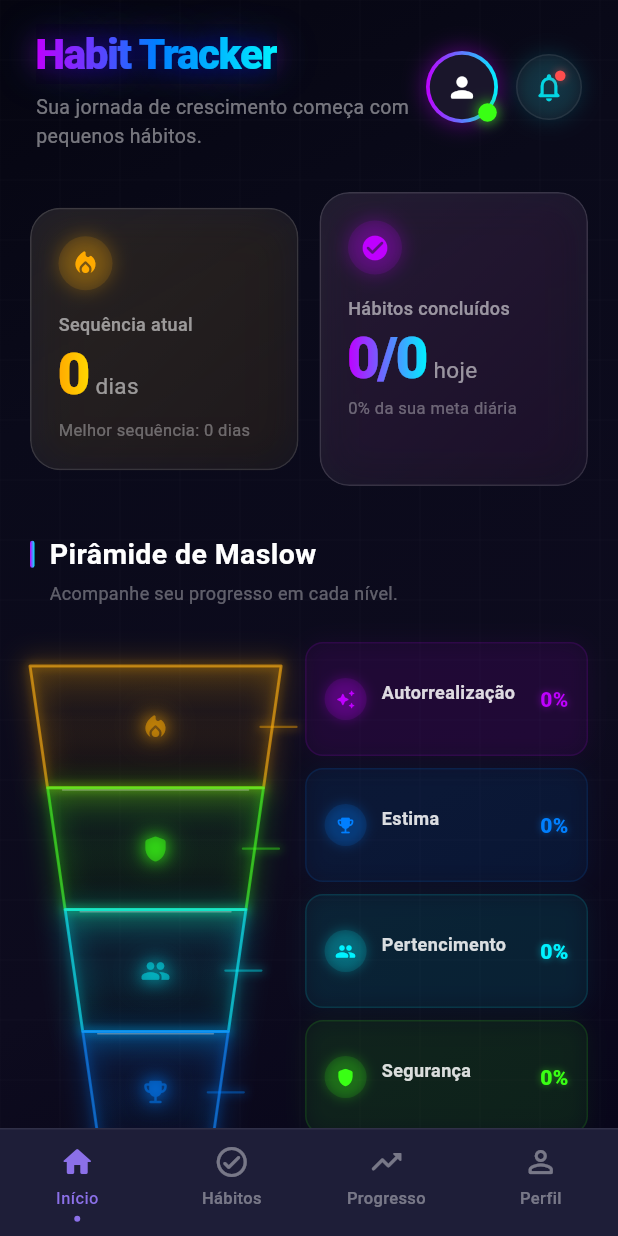
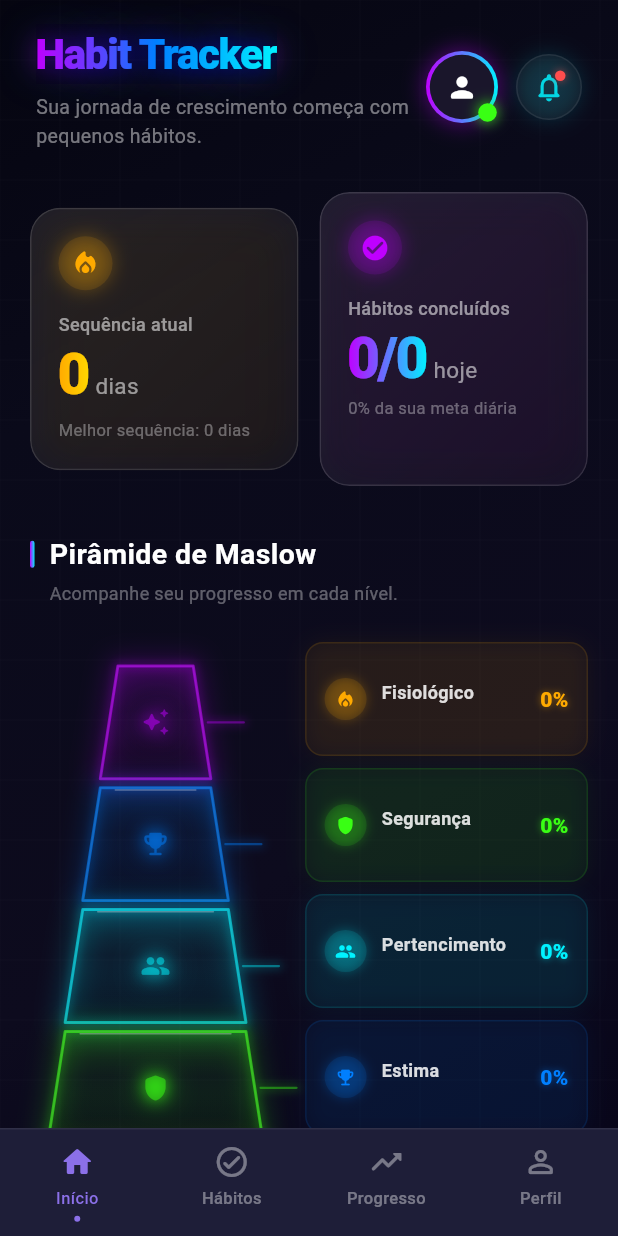
Before and after one commit to Samfred-hld/Repositorio-Lovitz-Publico, a Flutter app: the screen it shows once a user with an empty profile is signed in, on a phone screen of 412 x 824 dp. Run offline on Flutter 3.47's test engine with Material 3 defaults, Android fonts, the phone set to English and light mode, and no system bars; our stand-ins replace fl_chart, supabase_flutter; accounts and stored records are empty.

Commit message:
fix: pirâmide correta (base embaixo) + atualização em tempo real
Pirâmide:
- Cores reordenadas: Autorrealização (topo/purple) → Fisiológico (base/orange)
- Boundary widths: 30% (apex) → 100% (base)
- Desenho de cima para baixo: i=0=narrow(top), i=4=wide(base)
- Ícones e nomes alinhados com a ordem visual

Tempo real:
- DashboardScreen.refresh() — callback estático para refresh
- habits_screen chama DashboardScreen.refresh() ao criar hábito
- habits_screen chama DashboardScreen.refresh() ao voltar de detail
- Dashboard registra/desregistra instância em initState/dispose

```diff
--- a/lib/screens/dashboard_screen.dart
+++ b/lib/screens/dashboard_screen.dart
@@ -10,16 +10,24 @@ import '../models/habit.dart';
 class DashboardScreen extends StatefulWidget {
   const DashboardScreen({super.key});
 
+  /// Call this to refresh dashboard data (e.g. after creating a habit)
+  static _DashboardScreenState? _instance;
+
+  static void refresh() {
+    _instance?._loadData();
+  }
+
   @override
   State<DashboardScreen> createState() => _DashboardScreenState();
 }
 
 class _DashboardScreenState extends State<DashboardScreen>
-    with TickerProviderStateMixin {
+    with TickerProviderStateMixin, WidgetsBindingObserver {
   final _api = ApiService();
   List<Habit> _habits = [];
   Map<String, dynamic> _stats = {};
   bool _loading = true;
+  bool _needsRefresh = false;
 
   late final AnimationController _fadeController;
   late final AnimationController _streakController;
@@ -55,11 +63,13 @@ class _DashboardScreenState extends State<DashboardScreen>
     });
 
     _fadeController.forward();
+    DashboardScreen._instance = this;
     _loadData();
   }
 
   @override
   void dispose() {
+    DashboardScreen._instance = null;
     _fadeController.dispose();
     _streakController.dispose();
     _completedController.dispose();
@@ -124,25 +134,25 @@ class _DashboardScreenState extends State<DashboardScreen>
   static const _neonGreen = Color(0xFF39FF14);
 
   static const _maslowColors = [
-    Color(0xFFFFAA00), // Fisiológico
+    Color(0xFFBF00FF), // Autorrealização (top)
+    Color(0xFF007FFF), // Estima
+    Color(0xFF00F2FF), // Pertencimento
     Color(0xFF39FF14), // Segurança
-    Color(0xFF00F2FF), // Pertencimento
-    Color(0xFF007FFF), // Estima
-    Color(0xFFBF00FF), // Autorrealização
+    Color(0xFFFFAA00), // Fisiológico (base)
   ];
   static const _maslowIcons = [
-    Icons.local_fire_department_rounded,
-    Icons.shield_rounded,
-    Icons.people_rounded,
-    Icons.emoji_events_rounded,
-    Icons.auto_awesome_rounded,
+    Icons.auto_awesome_rounded, // Autorrealização
+    Icons.emoji_events_rounded, // Estima
+    Icons.people_rounded, // Pertencimento
+    Icons.shield_rounded, // Segurança
+    Icons.local_fire_department_rounded, // Fisiológico
   ];
   static const _maslowNames = [
+    'Autorrealização',
+    'Estima',
+    'Pertencimento',
+    'Segurança',
     'Fisiológico',
-    'Segurança',
-    'Pertencimento',
-    'Estima',
-    'Autorrealização',
   ];
 
   // ============================================================
@@ -942,39 +952,33 @@ class _MaslowPyramidPainter extends CustomPainter {
     final startY = 20.0;
     final cx = size.width / 2;
 
-    // Compute shared boundary widths (6 boundaries for 5 levels)
-    // base=100% → top=30% — dramatic taper
+    // Boundary widths: top (narrow) → bottom (wide)
+    // boundaryWidths[0] = apex, boundaryWidths[5] = base
     final boundaryWidths = List.generate(n + 1, (i) {
-      return size.width * (1.0 - (i / n) * 0.70);
+      return size.width * (0.30 + (i / n) * 0.70);
     });
 
-    // Compute Y positions for each boundary
-    final boundaryYs = List.generate(n + 1, (i) {
-      return startY + i * (levelH + gap);
-    });
-
+    // Draw from TOP to BOTTOM (apex first, base last)
+    // i=0 = apex (narrowest), i=4 = base (widest)
     for (int i = 0; i < n; i++) {
       final color = colors[i];
 
-      // Animation: each level fades in with delay
+      // Animate top first, bottom last
       final lp =
           ((progress - i * 0.08).clamp(0.0, 0.7) / 0.7).clamp(0.0, 1.0);
       if (lp <= 0) continue;
 
-      // Shared widths — bottom of this level = top of next level
       final topW = boundaryWidths[i] * lp;
       final botW = boundaryWidths[i + 1] * lp;
 
-      final yTop = boundaryYs[i];
-      final yBot = boundaryYs[i + 1];
+      final yTop = startY + i * (levelH + gap);
+      final yBot = yTop + levelH;
 
-      // Trapezoid corners
       final tl = cx - topW / 2;
       final tr = cx + topW / 2;
       final bl = cx - botW / 2;
       final br = cx + botW / 2;
 
-      // Build trapezoid path
       final path = Path()
         ..moveTo(bl, yBot)
         ..lineTo(br, yBot)
@@ -1009,7 +1013,7 @@ class _MaslowPyramidPainter extends CustomPainter {
           ).createShader(Rect.fromLTWH(0, yTop, size.width, levelH)),
       );
 
-      // 3) Neon edge stroke — bright
+      // 3) Neon edge stroke
       canvas.drawPath(
         path,
         Paint()
@@ -1030,7 +1034,7 @@ class _MaslowPyramidPainter extends CustomPainter {
           ..maskFilter = const MaskFilter.blur(BlurStyle.normal, 3),
       );
 
-      // 5) Top highlight (not on base)
+      // 5) Top highlight (not on apex)
       if (i > 0 && topW > 30) {
         canvas.drawLine(
           Offset(tl + 10, yTop + 1.5),
@@ -1060,7 +1064,6 @@ class _MaslowPyramidPainter extends CustomPainter {
         final lineStart = cx + botW / 2 - 2;
         final lineEnd = cx + botW / 2 + 22;
 
-        // Main line
         canvas.drawLine(
           Offset(lineStart, cy),
           Offset(lineEnd, cy),
@@ -1069,7 +1072,6 @@ class _MaslowPyramidPainter extends CustomPainter {
             ..strokeWidth = 1.5
             ..strokeCap = StrokeCap.round,
         );
-        // Glow on line
         canvas.drawLine(
           Offset(lineStart, cy),
           Offset(lineEnd, cy),
```
Also changed, not shown: lib/screens/habits_screen.dart (+6 -1 lines).
